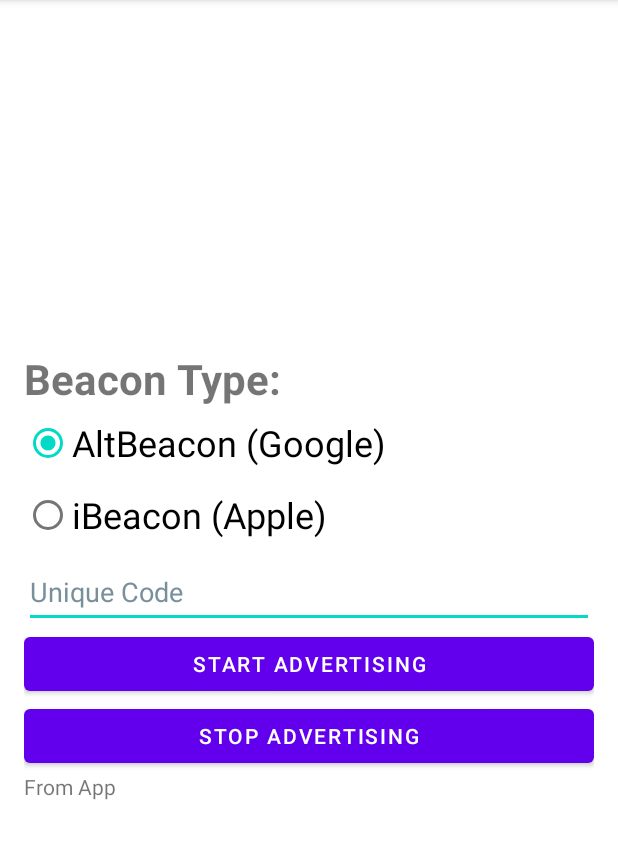
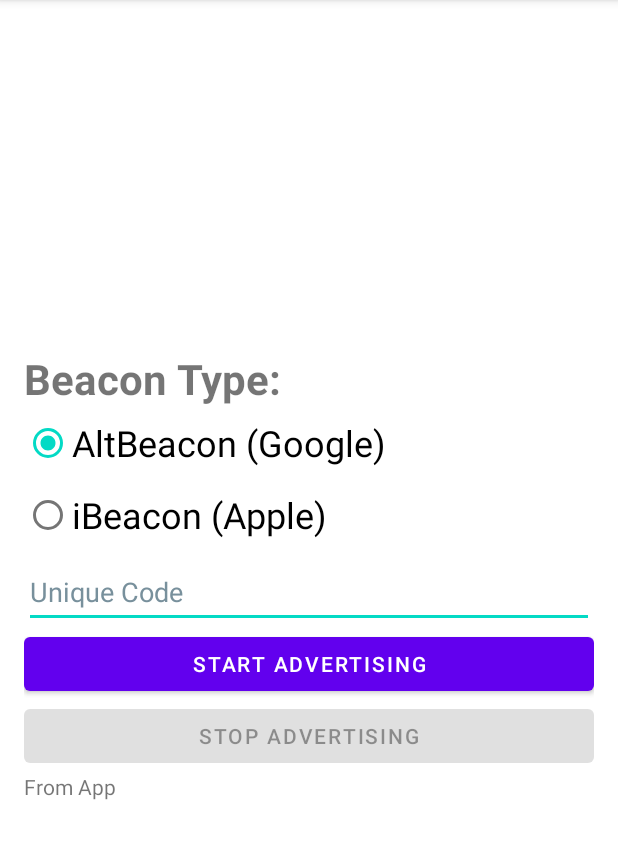
Before and after one commit to cvmccoy1/BleBeaconApp, an Android app: the screen it shows after launch (MainActivity), on a phone screen of 412 x 824 dp, the part 84-943 px from its top. Run offline under Robolectric (Android 15) with nearby library versions, the phone set to English and light mode, and no system bars.

Commit message:
Cleaned up UI usability and added persistent settings.

```diff
--- a/app/src/main/java/craig/mccoy/com/MainActivity.java
+++ b/app/src/main/java/craig/mccoy/com/MainActivity.java
@@ -8,10 +8,10 @@ import androidx.core.content.ContextCompat;
 import android.Manifest;
 import android.bluetooth.BluetoothAdapter;
 import android.content.Intent;
+import android.content.SharedPreferences;
 import android.content.pm.PackageManager;
 import android.os.Bundle;
 import android.view.View;
-import android.widget.Button;
 import android.widget.EditText;
 import android.widget.RadioGroup;
 import android.widget.TextView;
@@ -25,10 +25,12 @@ public class MainActivity extends AppCompatActivity {
 
     private Intent serviceIntent = null;
     private BluetoothReceiver bluetoothReceiver = null;
+    private SharedPreferences sharedPreferences = null;
 
     private String activityName;
     private EditText editTextInput;
     private RadioGroup beaconTypeRadioGroup;
+
 
     @Override
     protected void onCreate(Bundle savedInstanceState) {
@@ -45,17 +47,33 @@ public class MainActivity extends AppCompatActivity {
         }
 
         MyLog.i(TAG, "onCreate(): Enter " + activityName);
+
         serviceIntent = new Intent(this, BleAdvertisingService.class);
+        bluetoothReceiver = new BluetoothReceiver(this);
+        sharedPreferences = getPreferences(MODE_PRIVATE);
+
         beaconTypeRadioGroup = findViewById(R.id.beaconTypeGroupRadio);
         editTextInput = findViewById(R.id.edit_text_input);
-        bluetoothReceiver = new BluetoothReceiver(this);
+
         MyLog.i(TAG, "onCreate(): Exit");
     }
 
     @Override
     protected void onStart() {
-        MyLog.i(TAG, "onStart(): Enter/Exit " + activityName);
+        MyLog.i(TAG, "onStart(): Enter" + activityName);
         super.onStart();
+
+        String uniqueCodeString = sharedPreferences.getString(getString(R.string.unique_code_string), "");
+        editTextInput.setText(uniqueCodeString);
+
+        int checkedBeaconTypeId = sharedPreferences.getInt(getString(R.string.checked_beacon_type_id), R.id.altBeaconRadioButton);
+        beaconTypeRadioGroup.clearCheck();
+        beaconTypeRadioGroup.check(checkedBeaconTypeId);
+
+        findViewById(R.id.stop_advertising_button).setEnabled(isBleAdvertisingServiceRunning());
+
+        setTextInputEnabled();
+        MyLog.i(TAG, "onStart(): Exit");
     }
 
     @Override
@@ -95,6 +113,12 @@ public class MainActivity extends AppCompatActivity {
         MyLog.i(TAG, "onDestroy(): Exit");
     }
 
+    public void onRadioButtonClicked(@SuppressWarnings("unused") View view) {
+        MyLog.i(TAG, "onRadioButtonClicked(): Enter");
+        setTextInputEnabled();
+        MyLog.i(TAG, "onRadioButtonClicked(): Exit");
+    }
+
     public void onClickStartAdvertising(@SuppressWarnings("unused") View view) {
         MyLog.i(TAG, "startService(): Enter "  + activityName);
         startBleAdvertising();
@@ -108,6 +132,10 @@ public class MainActivity extends AppCompatActivity {
     }
 
     public void startBleAdvertising() {
+        SharedPreferences.Editor editor = sharedPreferences.edit();
+        editor.putString(getString(R.string.unique_code_string), editTextInput.getText().toString());
+        editor.putInt(getString(R.string.checked_beacon_type_id), beaconTypeRadioGroup.getCheckedRadioButtonId());
+        editor.apply();
         checkForBleSupported();
     }
 
@@ -163,7 +191,7 @@ public class MainActivity extends AppCompatActivity {
             if (hasPermission) {
                 okToAttemptAdvertising();
             } else {
-                Toast.makeText(this, R.string.required_persmissions_not_granted, Toast.LENGTH_LONG).show();
+                Toast.makeText(this, R.string.required_permissions_not_granted, Toast.LENGTH_LONG).show();
             }
         } else {
             super.onRequestPermissionsResult(requestCode, permissions, grantResults);
@@ -209,6 +237,7 @@ public class MainActivity extends AppCompatActivity {
 
         // Stop any previously started BLE Advertising Service
         stopAdvertisingService();
+        findViewById(R.id.stop_advertising_button).setEnabled(true);
 
         // Send the beaconType and uniqueCode to the service
         String beaconType = (beaconTypeRadioGroup.getCheckedRadioButtonId() == R.id.altBeaconRadioButton ? BeaconType.AltBeacon : BeaconType.IBeacon).name();
@@ -225,6 +254,7 @@ public class MainActivity extends AppCompatActivity {
     private void stopAdvertisingService() {
         if (isBleAdvertisingServiceRunning()) {
             stopService(serviceIntent);
+            findViewById(R.id.stop_advertising_button).setEnabled(false);
             Toast.makeText(this, getString(R.string.advertising_stopped), Toast.LENGTH_LONG).show();
         }
     }
@@ -235,10 +265,14 @@ public class MainActivity extends AppCompatActivity {
         return isRunning;
     }
 
+    private void setTextInputEnabled() {
+        boolean isTextInputEnabled= beaconTypeRadioGroup.getCheckedRadioButtonId() == R.id.altBeaconRadioButton;
+        MyLog.i(TAG, "setTextInputEnabled(): isTextInputEnabled = " + isTextInputEnabled);
+        editTextInput.setEnabled(isTextInputEnabled);
+    }
+
     private void disableUiButtons() {
-        Button startAdvertisingButton = findViewById(R.id.start_advertising_button);
-        Button stopAdvertisingButton = findViewById(R.id.stop_advertising_button);
-        startAdvertisingButton.setEnabled(false);
-        stopAdvertisingButton.setEnabled(false);
+        findViewById(R.id.start_advertising_button).setEnabled(false);
+        findViewById(R.id.stop_advertising_button).setEnabled(false);
     }
 }
--- a/app/src/main/java/craig/mccoy/com/MyLog.java
+++ b/app/src/main/java/craig/mccoy/com/MyLog.java
@@ -5,6 +5,7 @@ import android.util.Log;
 public class MyLog {
 
     private static final boolean LOGGING = BuildConfig.DEBUG;
+
 
     public static void d(String tag, String message) {
         if (LOGGING) {
@@ -18,7 +19,6 @@ public class MyLog {
         }
     }
 
-
     public static void w(String tag, String message) {
         if (LOGGING) {
             Log.w(tag, message);
--- a/app/src/main/res/layout/activity_main.xml
+++ b/app/src/main/res/layout/activity_main.xml
@@ -27,6 +27,7 @@
             android:layout_height="wrap_content"
             android:textSize="24sp"
             android:text="@string/alt_beacon_google"
+            android:onClick="onRadioButtonClicked"
             android:checked="true"/>
 
         <RadioButton
@@ -34,7 +35,8 @@
             android:layout_width="match_parent"
             android:layout_height="wrap_content"
             android:textSize="24sp"
-            android:text="@string/i_beacon_apple" />
+            android:text="@string/i_beacon_apple"
+            android:onClick="onRadioButtonClicked" />
     </RadioGroup>
 
     <EditText
--- a/app/src/main/res/values/strings.xml
+++ b/app/src/main/res/values/strings.xml
@@ -4,7 +4,6 @@
     <string name="service_channel_name">BLE Beacon Service Channel</string>
     <string name="service_channel_id">bleBeaconServiceChannel</string>
     <string name="ble_advertising_service_title">BLE Advertising Beacon</string>
-    <string name="ble_advertising_alt_beacon_text_format">Advertising as AltBeacon\n(Code: %x)</string>
     <string name="unique_code">uniqueCode</string>
     <string name="advertising_started">BLE Advertising has started</string>
     <string name="advertising_stopped">BLE Advertising has stopped</string>
@@ -18,6 +17,9 @@
     <string name="beacon_type_label">Beacon Type:</string>
     <string name="alt_beacon_google">AltBeacon (Google)</string>
     <string name="i_beacon_apple">iBeacon (Apple)</string>
+    <string name="ble_advertising_alt_beacon_text_format"><b>Advertising as AltBeacon \n</b><b>Unique Code = %x</b></string>
     <string name="ble_advertising_i_beacon_text">Advertising as iBeacon</string>
-    <string name="required_persmissions_not_granted">This app does not have the required permissions for BLE advertising</string>
+    <string name="required_permissions_not_granted">This app does not have the required permissions for BLE advertising</string>
+    <string name="unique_code_string">uniqueCode</string>
+    <string name="checked_beacon_type_id">beaconType</string>
 </resources>
```
